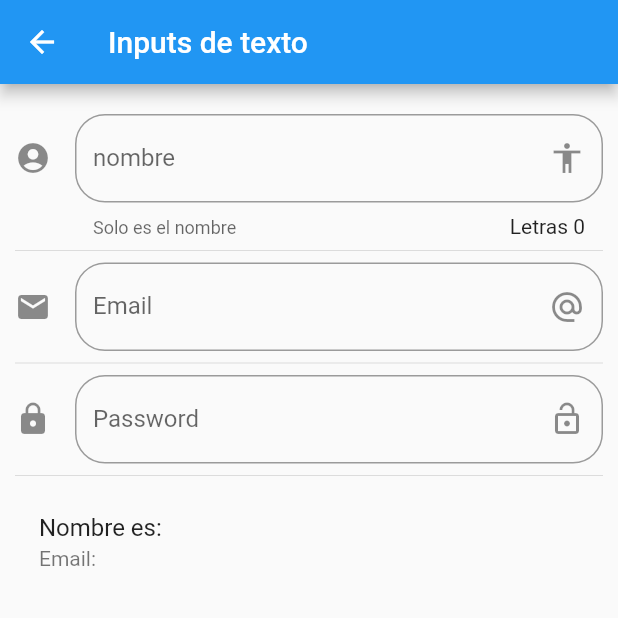
After one commit to Francisca-campos/equipo1_componentes, a Flutter app: the InputPage screen opened by its route, on a phone screen of 412 x 824 dp, the top half of it. The commit adds this screen. Run offline on Flutter 3.47's test engine with Material 2 defaults, Android fonts, the phone set to English and light mode, and no system bars.

Commit message:
email y password

```diff
--- a/data/menu_opts.json
+++ b/data/menu_opts.json
@@ -20,6 +20,11 @@
             "ruta" : "animatedContainer",
             "icon" : "donut_large",
             "texto": "Animated Container"
+        },
+        {
+            "ruta" : "inputs",
+            "icon" : "input",
+            "texto": "Inputs"
         }
     ]
 }
--- /dev/null
+++ b/lib/src/pages/input_page.dart
@@ -0,0 +1,90 @@
+import 'package:flutter/material.dart';
+
+class InputPage extends StatefulWidget {
+  @override
+  _InputPageState createState() => _InputPageState();
+}
+
+class _InputPageState extends State<InputPage> {
+  String _nombre = '';
+  String _email = '';
+  @override
+  Widget build(BuildContext context) {
+    return Scaffold(
+      appBar: AppBar(
+        title: Text('Inputs de texto'),
+      ),
+      body: ListView(
+        padding: EdgeInsets.symmetric(horizontal: 10.0, vertical: 20.0),
+        children: <Widget>[
+          _crearInput(),
+          Divider(),
+          _crearEmail(),
+          Divider(),
+          _crearPassword(),
+          Divider(),
+          _crearPersona()
+        ],
+      ),
+    );
+  }
+
+  Widget _crearInput() {
+    return TextField(
+        // autofocus: true,
+        textCapitalization: TextCapitalization.sentences,
+        decoration: InputDecoration(
+            border:
+                OutlineInputBorder(borderRadius: BorderRadius.circular(20.0)),
+            counter: Text('Letras ${_nombre.length}'),
+            hintText: 'Nombre de la persona',
+            labelText: 'nombre',
+            helperText: 'Solo es el nombre',
+            suffixIcon: Icon(Icons.accessibility),
+            icon: Icon(Icons.account_circle)),
+        onChanged: (valor) => setState(() {
+              _email = valor;
+            }));
+  }
+
+  Widget _crearEmail() {
+    return TextField(
+      keyboardType: TextInputType.emailAddress,
+      decoration: InputDecoration(
+          border: OutlineInputBorder(borderRadius: BorderRadius.circular(20.0)),
+          hintText: 'Email',
+          labelText: 'Email',
+          suffixIcon: Icon(Icons.alternate_email),
+          icon: Icon(Icons.email)),
+      onChanged: (valor) {
+        setState(() {
+          _nombre = valor;
+        });
+      },
+    );
+  }
+
+  Widget _crearPassword() {
+    return TextField(
+      obscureText: true,
+      decoration: InputDecoration(
+          border: OutlineInputBorder(borderRadius: BorderRadius.circular(20.0)),
+          hintText: 'Password',
+          labelText: 'Password',
+          suffixIcon: Icon(Icons.lock_open),
+          icon: Icon(Icons.lock)),
+      onChanged: (valor) {
+        setState(() {
+          _nombre = valor;
+        });
+      },
+    );
+  }
+
+  Widget _crearPersona() {
+    return ListTile(
+      title: Text('Nombre es: $_nombre'),
+      subtitle: Text('Email: $_email'),
+    );
+  }
+}
--- a/lib/src/routes/routes.dart
+++ b/lib/src/routes/routes.dart
@@ -1,5 +1,6 @@
 import 'package:equipo1_componentes/src/pages/animated_container.dart';
 import 'package:equipo1_componentes/src/pages/card_page.dart';
+import 'package:equipo1_componentes/src/pages/input_page.dart';
 import 'package:flutter/material.dart';
 import 'package:equipo1_componentes/src/pages/alert_page.dart';
 import 'package:equipo1_componentes/src/pages/avatar_page.dart';
@@ -12,5 +13,6 @@ Map<String, WidgetBuilder> getApplicationRoutes() {
     'avatar': (BuildContext context) => AvatarPage(),
     'card': (BuildContext context) => CardPage(),
     'animatedContainer': (BuildContext context) => AnimateContainerPage(),
+    'inputs': (BuildContext context) => InputPage(),
   };
 }
--- a/lib/src/utils/icono_string_util.dart
+++ b/lib/src/utils/icono_string_util.dart
@@ -5,6 +5,7 @@ final _icons = <String, IconData>{
   'accessibility': Icons.accessibility,
   'folder_open': Icons.folder_open,
   'donut_large': Icons.donut_large,
+  'input': Icons.input,
 };
 
 Icon getIcon(String nombreIcono) {
```
